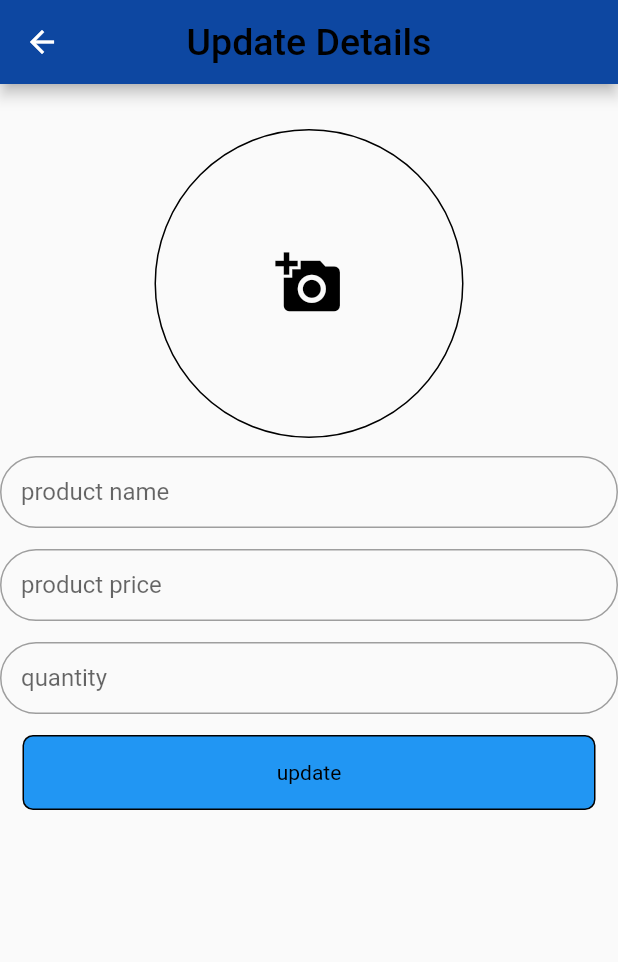
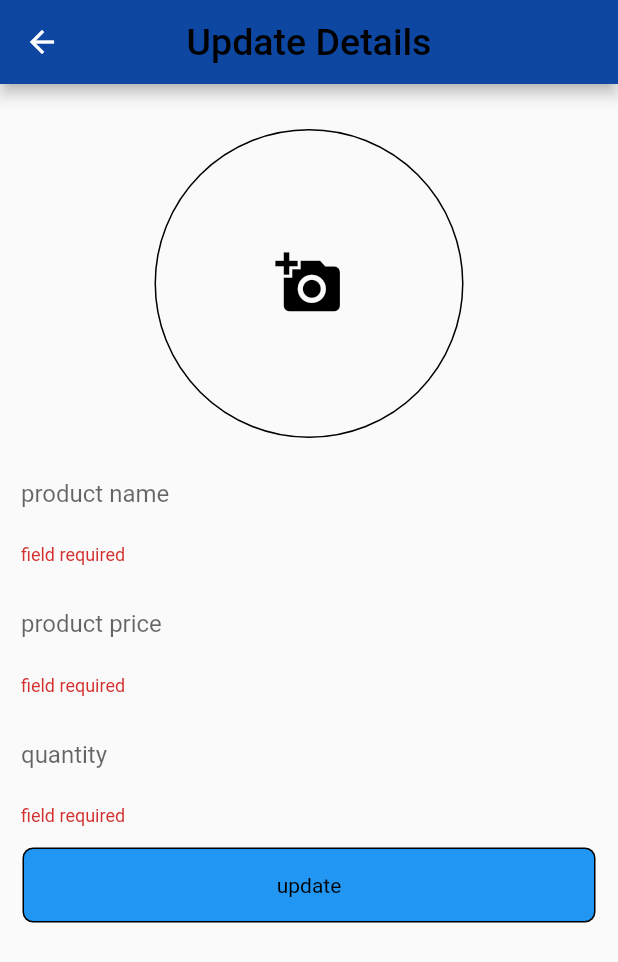
Before and after one commit to Ahmed321-Sameer/Multivendor, a Flutter app: the Update_Product screen opened directly with empty values, after a tap on "update", on a phone screen of 412 x 824 dp. Shown: the top 962 px of the screen. Run offline on Flutter 3.47's test engine with Material 2 defaults, Android fonts, the phone set to English and light mode, and no system bars; our stand-ins replace awesome_dialog, carousel_slider, cloud_firestore, firebase_auth, firebase_core, firebase_storage and 4 more; missing offline and left inert: dart:ffi, favorite_button, flutter_rounded_date_picker, images_picker; accounts and stored records are empty; Roboto replaces fonts that are missing (lobster, new).

Commit message:
changing in update

```diff
--- a/lib/screens/shopkeeper/Products/update_product.dart
+++ b/lib/screens/shopkeeper/Products/update_product.dart
@@ -240,7 +240,7 @@ class _Update_ProductState extends State<Update_Product> {
                       ),
                       GestureDetector(
                         onTap: (() {
-                          print("object");
+                          if (_formkey.currentState!.validate()) {
                             if (url == "") {
                               FirebaseFirestore.instance
                                   .collection("seller")
@@ -248,7 +248,9 @@ class _Update_ProductState extends State<Update_Product> {
                                   .collection("seller item")
                                   .doc(widget.docid)
                                   .update({
-                              "item name": itemname_con.text.toString().trim(),
+                                "image link": url.toString(),
+                                "item name":
+                                    itemname_con.text.toString().trim(),
                                 "price": price.text.toString().trim(),
                                 "quantity": price.text.toString().trim(),
                               });
@@ -260,10 +262,13 @@ class _Update_ProductState extends State<Update_Product> {
                                   .doc(widget.docid)
                                   .update({
                                 "image link": url.toString(),
-                              "item name": itemname_con.text.toString().trim(),
+                                "item name":
+                                    itemname_con.text.toString().trim(),
                                 "price": quantity.text.toString().trim(),
                               });
                             }
+                          }
+                          print("object");
 
                           // FirebaseFirestore.instance.collection("sellers").doc(FirebaseAuth.instance.currentUser!.uid).collection("seller items").add("bh")
 
```
Lines whose indentation alone changed are shown as unchanged.
